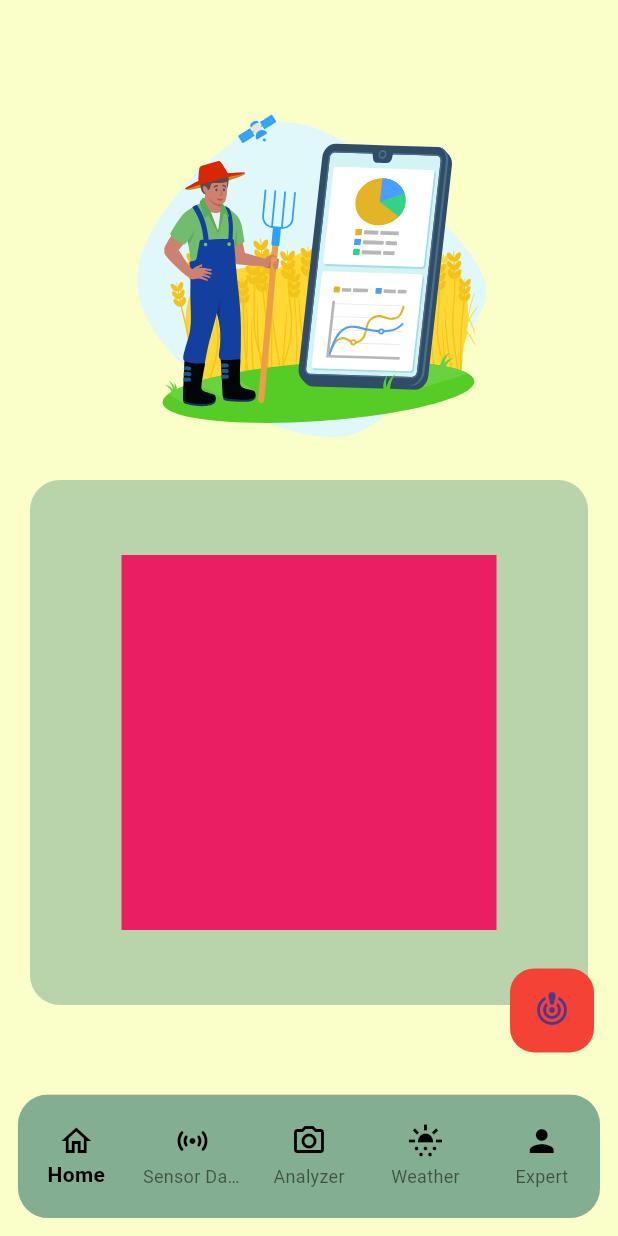
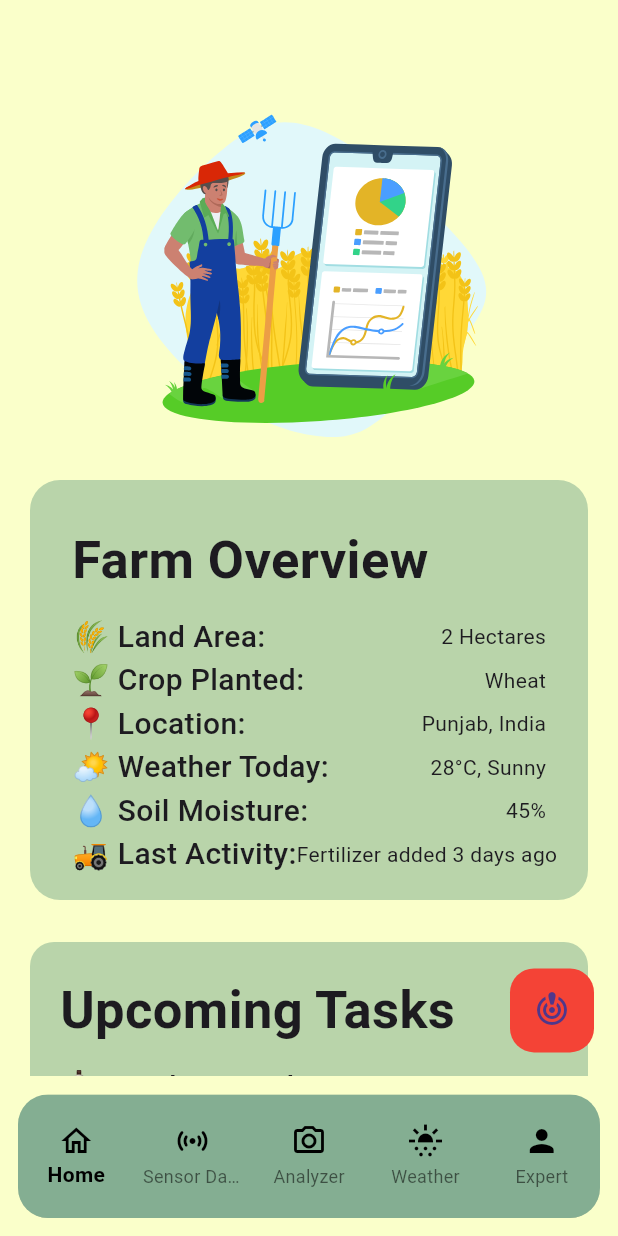
Before and after one commit to cosmicsid004/kissan_mitr, a Flutter app: the screen it shows after launch, on a phone screen of 412 x 824 dp. Run offline on Flutter 3.47's test engine with Material 3 defaults, Android fonts, the phone set to English and light mode, and no system bars; our stand-ins replace cloud_firestore, firebase_core, image_picker, lottie; missing offline and left inert: tflite_v2; accounts and stored records are empty.

Commit message:
homePageElements

```diff
--- a/lib/home/hometab.dart
+++ b/lib/home/hometab.dart
@@ -29,20 +29,130 @@ class _homeTabState extends State<homeTab> {
               Padding(
                 padding: const EdgeInsets.all(20.0),
                 child: Container(
-                  height: 350,
+                  height: 280,
+                  width: double.infinity,
                   decoration: BoxDecoration(
                     color: colors.cardColor(),
                     borderRadius: BorderRadius.all(Radius.circular(20)),
                   ),
-                  child: Center(
-                    child: Container(
-                      height: 250,
-                      width: 250,
-                      color: Colors.pink,
+                  child: Card(
+                    color: colors.cardColor(),
+                    shape: RoundedRectangleBorder(
+                      borderRadius: BorderRadius.circular(16),
+                    ),
+                    elevation: 0,
+                    margin: const EdgeInsets.all(12),
+                    child: Padding(
+                      padding: const EdgeInsets.all(16.0),
+                      child: Column(
+                        crossAxisAlignment: CrossAxisAlignment.start,
+                        children: [
+                          Text(
+                            "Farm Overview",
+                            style: TextStyle(fontSize: 35, fontWeight: FontWeight.bold),
+                          ),
+                          const SizedBox(height: 12),
+
+                          Row(
+                            mainAxisAlignment: MainAxisAlignment.spaceBetween,
+                            children: [
+                              Text("🌾 Land Area:", style: TextStyle(fontWeight: FontWeight.w500, fontSize: 20)),
+                              Text("2 Hectares"),
+                            ],
+                          ),
+                          Row(
+                            mainAxisAlignment: MainAxisAlignment.spaceBetween,
+                            children: [
+                              Text("🌱 Crop Planted:", style: TextStyle(fontWeight: FontWeight.w500, fontSize: 20)),
+                              Text("Wheat"),
+                            ],
+                          ),
+                          Row(
+                            mainAxisAlignment: MainAxisAlignment.spaceBetween,
+                            children: [
+                              Text("📍 Location:", style: TextStyle(fontWeight: FontWeight.w500, fontSize: 20)),
+                              Text("Punjab, India"),
+                            ],
+                          ),
+                          Row(
+                            mainAxisAlignment: MainAxisAlignment.spaceBetween,
+                            children: [
+                              Text("🌤 Weather Today:", style: TextStyle(fontWeight: FontWeight.w500, fontSize: 20)),
+                              Text("28°C, Sunny"),
+                            ],
+                          ),
+                          Row(
+                            mainAxisAlignment: MainAxisAlignment.spaceBetween,
+                            children: [
+                              Text("💧 Soil Moisture:", style: TextStyle(fontWeight: FontWeight.w500, fontSize: 20)),
+                              Text("45%"),
+                            ],
+                          ),
+                          Row(
+                            mainAxisAlignment: MainAxisAlignment.spaceBetween,
+                            children: [
+                              Text("🚜 Last Activity:", style: TextStyle(fontWeight: FontWeight.w500, fontSize: 20)),
+                              Text("Fertilizer added 3 days ago"),
+                            ],
+                          ),
+
+                        ],
+                      ),
                     ),
                   ),
                 ),
               ),
+
+              Card(
+                color: colors.cardColor(),
+                shape: RoundedRectangleBorder(
+                  borderRadius: BorderRadius.circular(16),
+                ),
+                elevation: 0,
+                margin: const EdgeInsets.symmetric(horizontal: 20, vertical: 8),
+                child: Padding(
+                  padding: const EdgeInsets.all(20.0),
+                  child: Column(
+                    crossAxisAlignment: CrossAxisAlignment.start,
+                    children: [
+                      Text(
+                        "Upcoming Tasks",
+                        style: TextStyle(fontSize: 35, fontWeight: FontWeight.bold),
+                      ),
+                      const SizedBox(height: 12),
+
+                      // Task 1
+                      Row(
+                        mainAxisAlignment: MainAxisAlignment.spaceBetween,
+                        children: [
+                          Text("🧴 Fertilizer application",
+                              style: TextStyle(fontWeight: FontWeight.w500, fontSize: 20)),
+                          Text("Due in 2 days", style: TextStyle(color: Colors.red)),
+                        ],
+                      ),
+                      // Task 2
+                      Row(
+                        mainAxisAlignment: MainAxisAlignment.spaceBetween,
+                        children: [
+                          Text("🌾 Next Irrigation",
+                              style: TextStyle(fontWeight: FontWeight.w500, fontSize: 20)),
+                          Text("Sept 8", style: TextStyle(color: Colors.green)),
+                        ],
+                      ),
+                      // Task 3 (example)
+                      Row(
+                        mainAxisAlignment: MainAxisAlignment.spaceBetween,
+                        children: [
+                          Text("🌿 Pesticide spray",
+                              style: TextStyle(fontWeight: FontWeight.w500, fontSize: 20)),
+                          Text("Sept 12"),
+                        ],
+                      ),
+                    ],
+                  ),
+                ),
+              )
+
             ],
           ),
         ),
--- a/lib/home/sensorPage/sensorReadings.dart
+++ b/lib/home/sensorPage/sensorReadings.dart
@@ -22,7 +22,7 @@ class _SenorReadingsState extends State<SenorReadings> {
 
     setState(() {
       soilMoisture = "${30 + random.nextInt(20)}%"; // e.g. 30–50% range
-      soilPh = "${5 + random.nextDouble() * 3.0}"; // e.g. 5.0–8.0 range
+      soilPh = (5 + random.nextDouble() * 3.0).toStringAsFixed(2);// e.g. 5.0–8.0 range
     });
   }
 
@@ -199,7 +199,7 @@ class _SenorReadingsState extends State<SenorReadings> {
                                     children: [
                                       Flexible(
                                         child: Text(
-                                          phManager ? "Sprinkler: ON" : "Sprinkler: OFF",
+                                          phManager ? "pH Manager: ON" : "pH Manager: OFF",
                                           style: TextStyle(
                                             fontSize: subtitleSize.clamp(16, 20),
                                           ),
```
